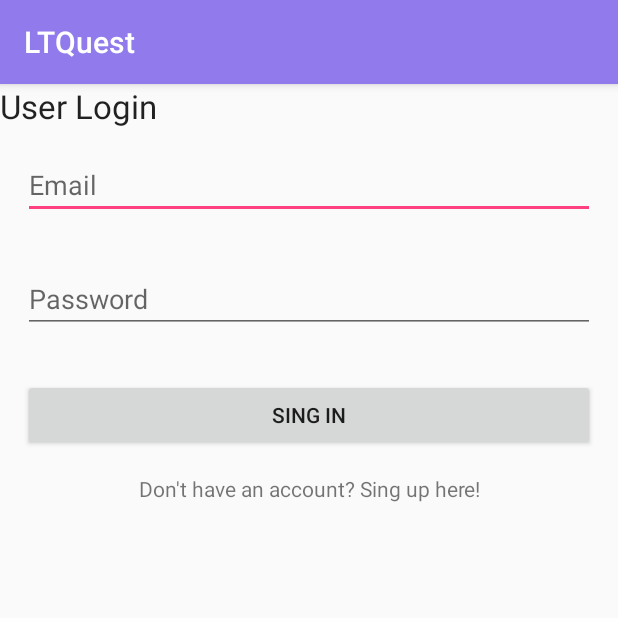
After one commit to Roman-bot-hacker/LTQuest, an Android app: the LoginActivity screen opened directly, with no data from a screen before it, on a phone screen of 412 x 824 dp, the top half of it. The commit adds this screen. Run offline under Robolectric (Android 15) with nearby library versions, the phone set to English and light mode, and no system bars; our stand-ins replace Firebase (no records; nobody signed in at launch, a user with empty details on screens opened directly); 1 statement that could not run was skipped.

Commit message:
Added Activities for registration and login, also profile is in process

```diff
--- a/app/build.gradle
+++ b/app/build.gradle
@@ -26,6 +26,7 @@ dependencies {
     implementation 'com.android.support:design:26.1.0'
     implementation 'com.google.firebase:firebase-core:12.0.1'
     implementation 'com.google.firebase:firebase-database:12.0.1'
+    implementation 'com.google.firebase:firebase-auth:12.0.1'
     testImplementation 'junit:junit:4.12'
     androidTestImplementation 'com.android.support.test:runner:1.0.1'
     androidTestImplementation 'com.android.support.test.espresso:espresso-core:3.0.1'
--- /dev/null
+++ b/app/src/main/java/com/eliot/ltq/ltquest/authentication/LoginActivity.java
@@ -0,0 +1,96 @@
+package com.eliot.ltq.ltquest.authentication;
+
+import android.content.Intent;
+import android.support.annotation.NonNull;
+import android.support.v7.app.AppCompatActivity;
+import android.os.Bundle;
+import android.text.TextUtils;
+import android.view.View;
+import android.widget.Button;
+import android.widget.EditText;
+import android.widget.ProgressBar;
+import android.widget.TextView;
+import android.widget.Toast;
+
+import com.eliot.ltq.ltquest.MainActivity;
+import com.eliot.ltq.ltquest.R;
+import com.google.android.gms.tasks.OnCompleteListener;
+import com.google.android.gms.tasks.Task;
+import com.google.firebase.FirebaseApp;
+import com.google.firebase.auth.AuthResult;
+import com.google.firebase.auth.FirebaseAuth;
+
+public class LoginActivity extends AppCompatActivity implements View.OnClickListener {
+
+    private Button buttonSingIn;
+    private EditText editTextEmail;
+    private EditText editTextPassword;
+    private TextView textViewSingUp;
+
+    private FirebaseAuth firebaseAuth;
+    private ProgressBar progressBar;
+
+    @Override
+    protected void onCreate(Bundle savedInstanceState) {
+        super.onCreate(savedInstanceState);
+        setContentView(R.layout.activity_login);
+
+        FirebaseApp.initializeApp(this);
+        firebaseAuth = FirebaseAuth.getInstance();
+
+        if(firebaseAuth.getCurrentUser() != null){
+            finish();
+            startActivity(new Intent(getApplicationContext(), ProfileActivity.class));
+        }
+
+        buttonSingIn = (Button) findViewById(R.id.buttonSingIn);
+        editTextEmail = (EditText) findViewById(R.id.editTextEmail);
+        editTextPassword = (EditText) findViewById(R.id.editTextPassword);
+        textViewSingUp = (TextView) findViewById(R.id.textSingUp);
+
+        buttonSingIn.setOnClickListener(this);
+        textViewSingUp.setOnClickListener(this);
+
+        progressBar = new ProgressBar(this);
+    }
+
+    private void userLogin(){
+        String email = editTextEmail.getText().toString().trim();
+        String password = editTextPassword.getText().toString().trim();
+
+        if(TextUtils.isEmpty(email)){
+            //email is empty
+            Toast.makeText(this, "Please, enter email", Toast.LENGTH_SHORT).show();
+            return;
+        }
+        if(TextUtils.isEmpty(password)){
+            //password is empty
+            Toast.makeText(this, "Please, enter password", Toast.LENGTH_SHORT).show();
+            return;
+        }
+        progressBar.getProgress();
+        progressBar.isShown();
+
+        firebaseAuth.signInWithEmailAndPassword(email, password)
+                .addOnCompleteListener(this, new OnCompleteListener<AuthResult>() {
+                    @Override
+                    public void onComplete(@NonNull Task<AuthResult> task) {
+                        if(task.isSuccessful()){
+                            finish();
+                            startActivity(new Intent(getApplicationContext(), MainActivity.class));
+                        }
+                    }
+                });
+    }
+
+    @Override
+    public void onClick(View view) {
+        if (view == buttonSingIn){
+            userLogin();
+        }
+        if (view == textViewSingUp){
+            finish();
+            startActivity(new Intent(LoginActivity.this, RegistrationActivity.class));
+        }
+    }
+}
--- /dev/null
+++ b/app/src/main/res/layout/activity_login.xml
@@ -0,0 +1,55 @@
+<?xml version="1.0" encoding="utf-8"?>
+<android.support.constraint.ConstraintLayout xmlns:android="http://schemas.android.com/apk/res/android"
+    xmlns:app="http://schemas.android.com/apk/res-auto"
+    xmlns:tools="http://schemas.android.com/tools"
+    android:layout_width="match_parent"
+    android:layout_height="match_parent"
+    tools:context=".authentication.LoginActivity">
+
+    <LinearLayout
+        android:orientation="vertical"
+        android:layout_width="match_parent"
+        android:layout_height="wrap_content"
+        android:gravity="center_horizontal">
+
+        <TextView
+            android:layout_width="match_parent"
+            android:layout_height="wrap_content"
+            android:textAppearance="?android:attr/textAppearanceLarge"
+            android:text="User Login"
+            android:id="@+id/userLogin"
+            android:layout_gravity="center_horizontal"/>
+
+        <EditText
+            android:layout_margin="15dp"
+            android:inputType="textEmailAddress"
+            android:hint="Email"
+            android:id="@+id/editTextEmail"
+            android:layout_width="match_parent"
+            android:layout_height="wrap_content" />
+
+        <EditText
+            android:layout_margin="15dp"
+            android:inputType="textPassword"
+            android:hint="Password"
+            android:id="@+id/editTextPassword"
+            android:layout_width="match_parent"
+            android:layout_height="wrap_content" />
+
+        <Button
+            android:layout_margin="15dp"
+            android:text="Sing In"
+            android:id="@+id/buttonSingIn"
+            android:layout_width="match_parent"
+            android:layout_height="wrap_content" />
+
+        <TextView
+            android:textAlignment="center"
+            android:text="Don't have an account? Sing up here!"
+            android:id="@+id/textSingUp"
+            android:layout_width="match_parent"
+            android:layout_height="wrap_content" />
+
+    </LinearLayout>
+
+</android.support.constraint.ConstraintLayout>
```
Also changed, not shown: app/src/main/AndroidManifest.xml (+12 -8 lines), app/src/main/java/com/eliot/ltq/ltquest/MainActivity.java (+0 -20 lines), app/src/main/java/com/eliot/ltq/ltquest/authentication/ProfileActivity.java (added, +38 -0 lines), app/src/main/java/com/eliot/ltq/ltquest/authentication/RegistrationActivity.java (added, +98 -0 lines), app/src/main/res/layout/activity_profile.xml (added, +95 -0 lines), app/src/main/res/layout/activity_registration.xml (added, +52 -0 lines).
